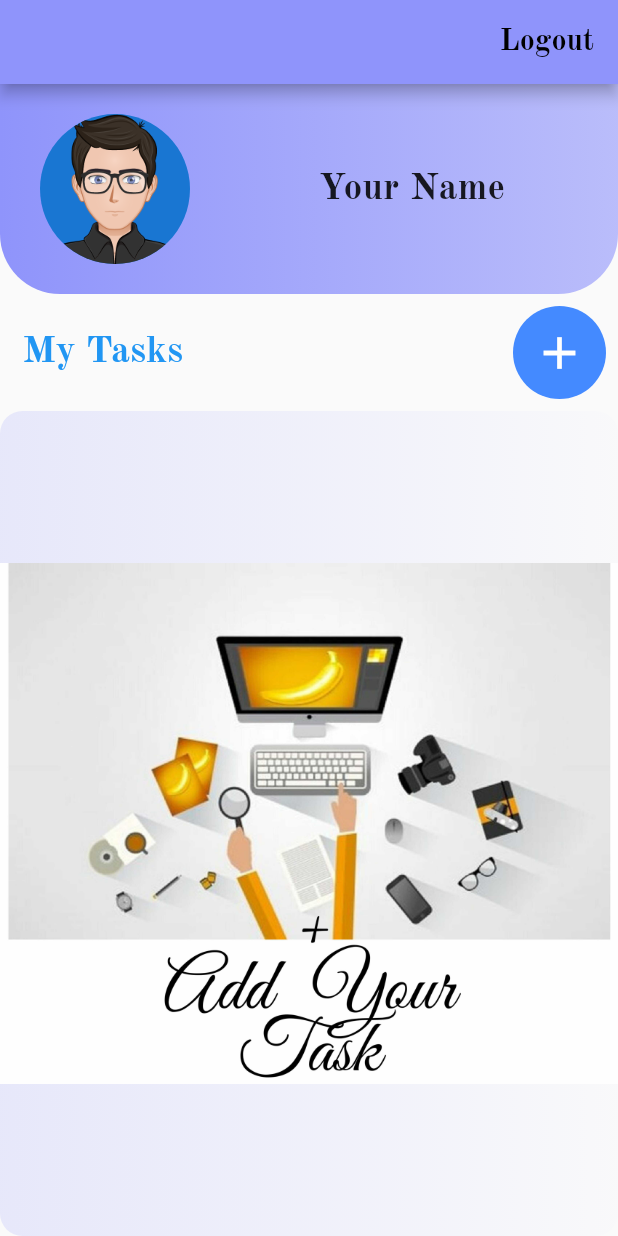
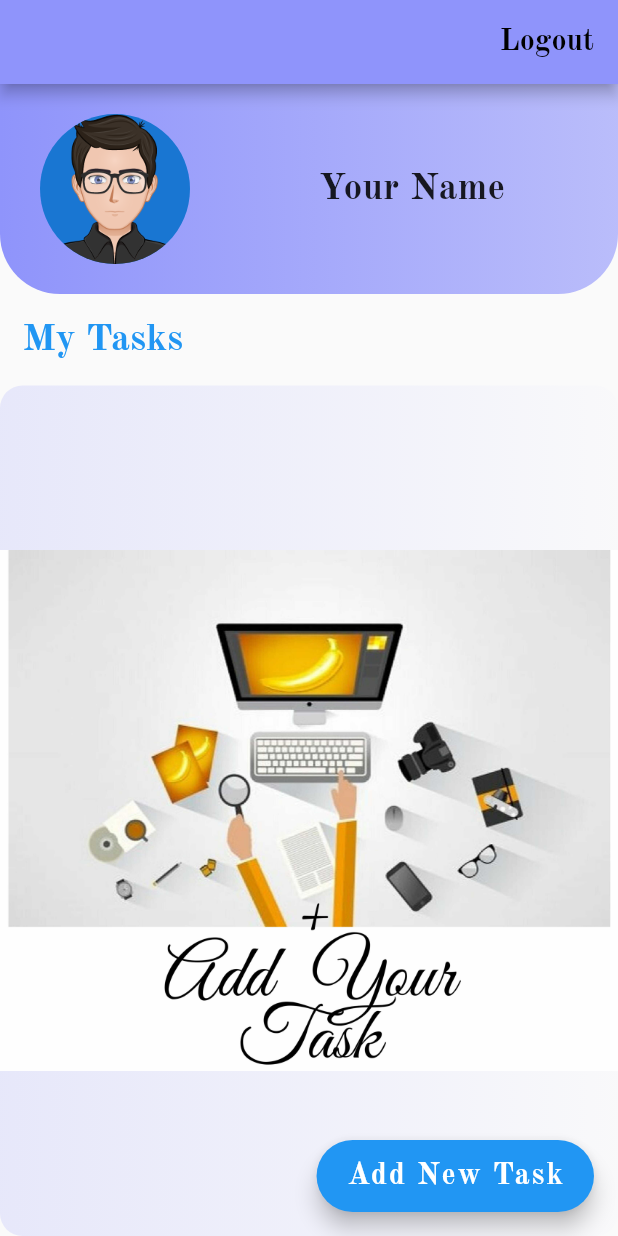
Before and after one commit to Deepanshuchauhan123/Reminder_Me_App, a Flutter app: the HomePage screen opened directly, on a phone screen of 412 x 824 dp. Run offline on Flutter 3.47's test engine with Material 2 defaults, Android fonts, the phone set to English and light mode, and no system bars; our stand-ins replace cloud_firestore, firebase_auth, fluttertoast, progress_dialog; accounts and stored records are empty.

Commit message:
Minor aesthetic changes
The graphic in the Create Task activity was placed a bit improrly. Fixed it.

Added FloatingActionButtonk at lower right corner to create new taks to increase reachability and UX.

```diff
--- a/lib/CreateTask.dart
+++ b/lib/CreateTask.dart
@@ -35,7 +35,7 @@ class CreateTaskState extends State<CreateTask> {
       key: _scaffoldKey,
       body: Center(
         child: Container(
-          padding: EdgeInsets.all(0.01),
+          padding: EdgeInsets.fromLTRB(0.01, 50, 0.01, 0.01),
           height: double.maxFinite,
           width: double.maxFinite,
           child: Column(
--- a/lib/Homepage.dart
+++ b/lib/Homepage.dart
@@ -123,6 +123,23 @@ class HomePageState extends State<HomePage> {
           )
         ],
       ),
+      floatingActionButton: FloatingActionButton.extended(
+        backgroundColor: Colors.blue,
+        label: Text("Add New Task",
+        style: TextStyle(
+          fontFamily: 'OldStandardTT',
+          fontSize: 20
+        ),),
+        onPressed: (){
+
+          Navigator.push(
+            context,
+            MaterialPageRoute(
+              builder: (context) => CreateTask(),
+            ),
+          );
+        },
+      ),
       body: Container(
         child: Column(
           children: <Widget>[
@@ -221,34 +238,6 @@ class HomePageState extends State<HomePage> {
                       fontFamily: 'OldStandardTT',
                       fontWeight: FontWeight.bold,
                       color: Colors.blue,
-                    ),
-                  ),
-                ),
-                Padding(
-                  padding: const EdgeInsets.all(8.0),
-                  child: ClipOval(
-                    child: Material(
-                      color: Colors.blueAccent,
-                      child: InkWell(
-                        splashColor: Colors.white,
-                        child: SizedBox(
-                          width: 62,
-                          height: 62,
-                          child: Icon(
-                            Icons.add,
-                            size: 36,
-                            color: Colors.white,
-                          ),
-                        ),
-                        onTap: () {
-                          Navigator.push(
-                            context,
-                            MaterialPageRoute(
-                              builder: (context) => CreateTask(),
-                            ),
-                          );
-                        },
-                      ),
                     ),
                   ),
                 ),
```
